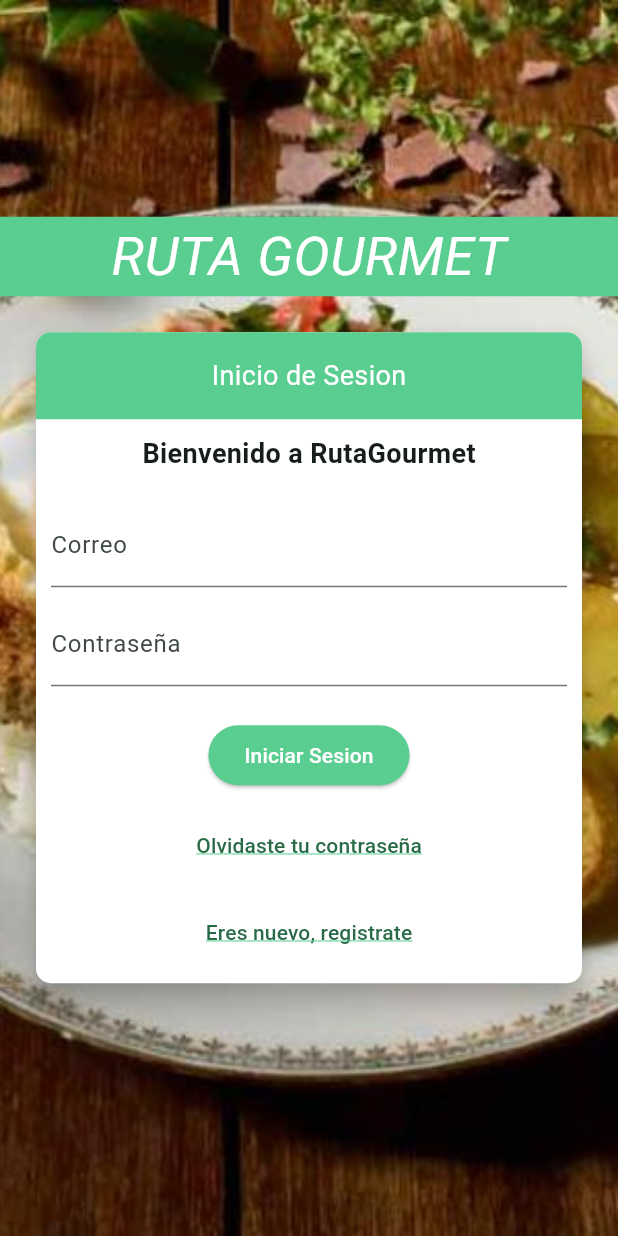
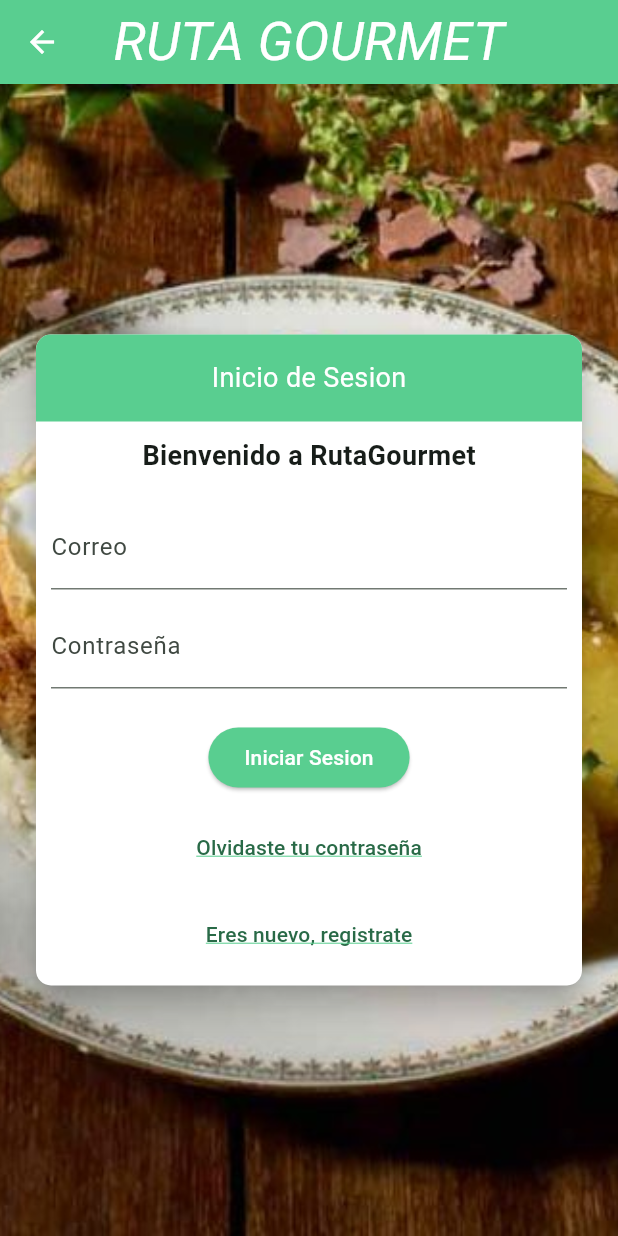
Before and after one commit to E-Doggo/movil_fixed, a Flutter app: the screen it shows after launch, after a tap on "Iniciar Sesion", on a phone screen of 412 x 824 dp. Run offline on Flutter 3.47's test engine with Material 3 defaults, Android fonts, the phone set to English and light mode, and no system bars; our stand-ins replace bloc, cloud_firestore, firebase_auth, firebase_core, flutter_bloc, flutter_dotenv and 3 more; missing offline and left inert: mapbox_gl; accounts and stored records are empty.

Commit message:
custom app bar fixed

```diff
--- /dev/null
+++ b/lib/app_bar.dart
@@ -0,0 +1,29 @@
+import 'package:flutter/material.dart';
+
+
+class CustomAppBar extends StatelessWidget implements PreferredSizeWidget {
+  final String title;
+
+  const CustomAppBar({super.key, required this.title});
+
+  @override
+  Size get preferredSize => const Size.fromHeight(kToolbarHeight);
+
+  @override
+  Widget build(BuildContext context) {
+    return AppBar(
+      title: Text(
+        title,
+        style: const TextStyle(
+          fontSize: 36.0,
+          fontStyle: FontStyle.italic,
+          color: Colors.white,
+          decoration: TextDecoration.none,
+        ),
+      ),
+      backgroundColor: const Color.fromARGB(255, 89, 206, 144),
+      centerTitle: true,
+      automaticallyImplyLeading: true,
+    );
+  }
+}
--- a/lib/home_page.dart
+++ b/lib/home_page.dart
@@ -1,5 +1,6 @@
 import 'package:flutter/material.dart';
 import 'package:go_router/go_router.dart';
+import 'package:proyecto_progra_movil/app_bar.dart';
 
 class HomePage extends StatelessWidget {
   const HomePage({super.key});
@@ -7,6 +8,7 @@ class HomePage extends StatelessWidget {
   @override
   Widget build(BuildContext context) {
     return Scaffold(
+      appBar: const CustomAppBar(title: 'RUTA GOURMET'),
       body: Stack(
         children: [
           // Imagen de fondo
@@ -21,25 +23,6 @@ class HomePage extends StatelessWidget {
           ),
           Column(
             children: [
-              const SizedBox(height: 50),
-              Align(
-                alignment: Alignment.topCenter,
-                child: Container(
-                  color: const Color.fromRGBO(89, 206, 143, 1),
-                  padding: const EdgeInsets.symmetric(vertical: 20.0),
-                  width: MediaQuery.of(context).size.width,
-                  child: const Center(
-                    child: Text(
-                      'RUTA GOURMET',
-                      style: TextStyle(
-                        color: Colors.white,
-                        fontSize: 24,
-                        fontWeight: FontWeight.bold,
-                      ),
-                    ),
-                  ),
-                ),
-              ),
               const Spacer(),
               Padding(
                 padding: const EdgeInsets.only(bottom: 150.0),
--- a/lib/login/ui/login_builder.dart
+++ b/lib/login/ui/login_builder.dart
@@ -1,6 +1,7 @@
 import 'package:flutter/material.dart';
 import 'package:flutter_bloc/flutter_bloc.dart';
 import 'package:go_router/go_router.dart';
+import 'package:proyecto_progra_movil/app_bar.dart';
 import 'package:proyecto_progra_movil/login/bloc/login_bloc.dart';
 import 'package:proyecto_progra_movil/login/bloc/login_event.dart';
 import 'package:proyecto_progra_movil/login/bloc/login_state.dart';
@@ -95,8 +96,8 @@ Widget LoginOnWait(emailController, passwordController) {
                     backgroundColor: MaterialStatePropertyAll<Color>(
                         Color.fromARGB(255, 89, 206, 144)),
                   ),
-                  child:
-                      const Text('Iniciar Sesion', style: TextStyle(color: Colors.white)),
+                  child: const Text('Iniciar Sesion',
+                      style: TextStyle(color: Colors.white)),
                 ),
               ),
               TextButton(
@@ -160,30 +161,20 @@ class _LoginScreenNewState extends State<LoginScreenNew> {
     );
 
     return Scaffold(
+        appBar: const CustomAppBar(
+          title: "RUTA GOURMET",
+        ),
         body: Container(
           decoration: const BoxDecoration(
             image: DecorationImage(
-          image: AssetImage('assets/images/silpancho-background-homepage.jpg'),
+              image:
+                  AssetImage('assets/images/silpancho-background-homepage.jpg'),
               fit: BoxFit.cover,
             ),
           ),
           child: Column(
             mainAxisAlignment: MainAxisAlignment.center,
             children: [
-          Container(
-            color: const Color.fromARGB(255, 89, 206, 144), // Fondo verde
-            padding:
-                const EdgeInsets.symmetric(vertical: 1.0), // Ajustar espaciado
-            alignment: Alignment.center,
-            child: const Text(
-              'RUTA GOURMET',
-              style: TextStyle(
-                fontSize: 36.0,
-                fontStyle: FontStyle.italic,
-                color: Colors.white,
-              ),
-            ),
-          ),
               BlocBuilder<LoginBloc, LoginState>(
                 builder: (context, state) {
                   if (state is LoginWaiting) {
--- a/lib/maps_screen/ui/maps_builder.dart
+++ b/lib/maps_screen/ui/maps_builder.dart
@@ -2,6 +2,7 @@ import 'package:flutter/material.dart';
 import 'package:flutter_bloc/flutter_bloc.dart';
 import 'package:flutter_dotenv/flutter_dotenv.dart';
 import 'package:mapbox_gl/mapbox_gl.dart';
+import 'package:proyecto_progra_movil/app_bar.dart';
 import 'package:proyecto_progra_movil/maps_screen/bloc/maps_bloc.dart';
 import 'package:proyecto_progra_movil/maps_screen/bloc/maps_state.dart';
 
@@ -18,10 +19,7 @@ class _MapScreenState extends State<MapScreen> {
   @override
   Widget build(BuildContext context) {
     return Scaffold(
-      appBar: AppBar(
-        backgroundColor: Color.fromRGBO(125, 43, 212, 1),
-        title: const Text("Mapa de restaurantes cercanos"),
-      ),
+      appBar: const CustomAppBar(title: 'Mapa de restaurantes cercanos'),
       body: Container(
         alignment: Alignment.bottomCenter,
         child: BlocBuilder<MapBloc, MapState>(builder: (context, state) {
```
Also changed, not shown: lib/preferences/preferences_view.dart (+2 -10 lines), lib/register/ui/bloc_builder.dart (+32 -16 lines), pubspec.lock. Lines whose indentation alone changed are shown as unchanged.
